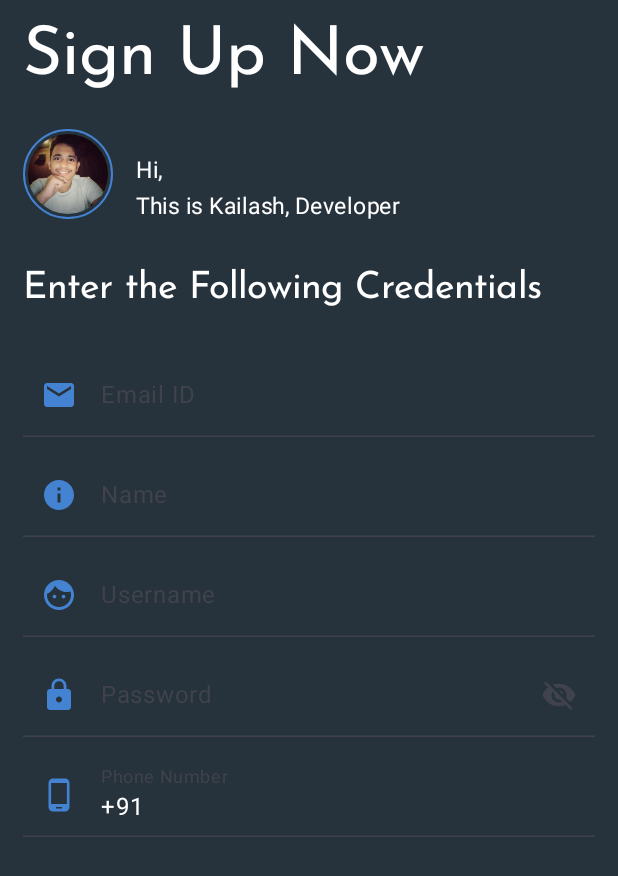
After one commit to thekaailashsharma/RealtimeChatting, an Android app built with Jetpack Compose: the LoginPage screen opened through its navigation route, on a phone screen of 412 x 824 dp. The commit adds this screen. Shown: the top 876 px of the screen. Run offline under Robolectric (Android 15) with nearby library versions, the phone set to English and light mode, and no system bars; our stand-ins replace Dagger/Hilt's generated code; pictures from the network do not load; 1 statement that could not run was skipped.

Commit message:
UI for Sign Up Page
Change in NavController & UI for SignUp Page

```diff
--- a/app/build.gradle
+++ b/app/build.gradle
@@ -91,6 +91,10 @@ dependencies {
     // Official Firebase documentation suggests adding this dependency as well.
     implementation 'com.google.firebase:firebase-analytics-ktx:21.2.0'
 
+    //Material Extended
+    implementation "io.github.vanpra.compose-material-dialogs:core:0.9.0"
+    implementation "androidx.compose.material:material-icons-extended:1.3.1"
+
 
     implementation "org.jetbrains.kotlinx:kotlinx-serialization-json:1.4.1"
 
--- /dev/null
+++ b/app/src/main/java/com/ktor/chat/navigation/NavController.kt
@@ -0,0 +1,22 @@
+package com.ktor.chat.navigation
+
+import androidx.compose.runtime.Composable
+import androidx.navigation.NavController
+import androidx.navigation.compose.NavHost
+import androidx.navigation.compose.composable
+import androidx.navigation.compose.rememberNavController
+import com.ktor.chat.presentation.login.LoginPage
+import com.ktor.chat.presentation.username.ui.OpenScreen
+
+@Composable
+fun NavController() {
+    val navController = rememberNavController()
+    NavHost(navController = navController, startDestination = Screens.FirstScreen.route){
+        composable(Screens.LoginScreen.route){
+            LoginPage()
+        }
+        composable(Screens.FirstScreen.route){
+            OpenScreen(navController = navController)
+        }
+    }
+}
--- /dev/null
+++ b/app/src/main/java/com/ktor/chat/navigation/Screens.kt
@@ -0,0 +1,7 @@
+package com.ktor.chat.navigation
+
+sealed class Screens(val route: String){
+    object FirstScreen: Screens("firstScreen")
+    object LoginScreen: Screens("loginScreen")
+    object SignUpScreen: Screens("signupScreen")
+}
--- /dev/null
+++ b/app/src/main/java/com/ktor/chat/presentation/login/LoginPage.kt
@@ -0,0 +1,231 @@
+package com.ktor.chat.presentation.login
+
+import androidx.compose.foundation.background
+import androidx.compose.foundation.border
+import androidx.compose.foundation.layout.*
+import androidx.compose.foundation.shape.CircleShape
+import androidx.compose.foundation.text.KeyboardActions
+import androidx.compose.foundation.text.KeyboardOptions
+import androidx.compose.material.icons.Icons
+import androidx.compose.material.icons.filled.*
+import androidx.compose.material3.*
+import androidx.compose.runtime.*
+import androidx.compose.runtime.saveable.rememberSaveable
+import androidx.compose.ui.Alignment
+import androidx.compose.ui.Modifier
+import androidx.compose.ui.draw.clip
+import androidx.compose.ui.graphics.Color
+import androidx.compose.ui.graphics.vector.ImageVector
+import androidx.compose.ui.text.Placeholder
+import androidx.compose.ui.text.TextStyle
+import androidx.compose.ui.text.font.FontStyle
+import androidx.compose.ui.text.input.*
+import androidx.compose.ui.unit.dp
+import androidx.compose.ui.unit.sp
+import com.ktor.chat.ui.theme.loginBackground
+import com.ktor.chat.ui.theme.loginTitle
+
+@Composable
+fun LoginPage() {
+    var email by remember {
+        mutableStateOf(TextFieldValue(""))
+    }
+    var name by remember {
+        mutableStateOf(TextFieldValue(""))
+    }
+    var username by remember {
+        mutableStateOf(TextFieldValue(""))
+    }
+    var password by remember {
+        mutableStateOf(TextFieldValue(""))
+    }
+    var phone by remember {
+        mutableStateOf(TextFieldValue("+91"))
+    }
+
+    Box(
+        contentAlignment = Alignment.TopStart,
+        modifier = Modifier
+            .fillMaxSize()
+            .background(loginBackground)
+    ) {
+        Column(modifier = Modifier.fillMaxWidth()) {
+            Text(
+                text = "Sign Up Now",
+                color = Color.White,
+                fontSize = 45.sp,
+                modifier = Modifier
+                    .padding(start = 15.dp, end = 10.dp, top = 15.dp, bottom = 25.dp)
+                    .fillMaxWidth(),
+                fontFamily = loginTitle,
+                style = TextStyle(fontStyle = FontStyle.Normal)
+            )
+            Row(modifier = Modifier
+                .fillMaxWidth()
+                .padding(start = 15.dp)) {
+                    ProfileImage(
+                        imageUrl = com.ktor.chat.R.drawable.pfp,
+                        modifier = Modifier
+                            .size(60.dp)
+                            .border(
+                                width = 1.dp,
+                                color = Color(0xFF4483D1),
+                                shape = CircleShape
+                            )
+                            .padding(3.dp)
+                            .clip(CircleShape)
+                    )
+                    Text(
+                        text = "Hi,\nThis is Kailash, Developer",
+                        color = Color.White,
+                        fontSize = 15.sp,
+                        modifier = Modifier.padding(15.dp)
+                    )
+            }
+            Text(
+                text = "Enter the Following Credentials",
+                color = Color.White,
+                fontSize = 25.sp,
+                modifier = Modifier
+                    .padding(start = 15.dp, end = 10.dp, top = 15.dp, bottom = 25.dp)
+                    .fillMaxWidth(),
+                fontFamily = loginTitle,
+                style = TextStyle(fontStyle = FontStyle.Normal)
+            )
+            TextFieldWithIcons(
+                textValue = "Email ID",
+                placeholder = "Enter Your Email",
+                icon = Icons.Filled.Email,
+                mutableText = email,
+                onValueChanged = {
+                    email = it
+                },
+                keyboardType = KeyboardType.Email,
+                imeAction = ImeAction.Next,
+            )
+            TextFieldWithIcons(
+                textValue = "Name",
+                placeholder = "Enter Your Name",
+                icon = Icons.Filled.Info,
+                mutableText = name,
+                onValueChanged = {
+                    name = it
+                },
+                keyboardType = KeyboardType.Text,
+                imeAction = ImeAction.Next,
+            )
+            TextFieldWithIcons(
+                textValue = "Username",
+                placeholder = "Enter Your Username",
+                icon = Icons.Filled.Face,
+                mutableText = username,
+                onValueChanged = {
+                    username = it
+                },
+                keyboardType = KeyboardType.Text,
+                imeAction = ImeAction.Next,
+            )
+            TextFieldWithIcons(
+                textValue = "Password",
+                placeholder = "Enter Your Password",
+                icon = Icons.Filled.Lock,
+                mutableText = password,
+                onValueChanged = {
+                    password = it
+                },
+                keyboardType = KeyboardType.Password,
+                imeAction = ImeAction.Next,
+            )
+            TextFieldWithIcons(
+                textValue = "Phone Number",
+                placeholder = "Enter Your Number",
+                icon = Icons.Filled.PhoneAndroid,
+                mutableText = phone,
+                onValueChanged = {
+                    phone = it
+                },
+                keyboardType = KeyboardType.Phone,
+                imeAction = ImeAction.Send,
+            )
+
+
+        }
+    }
+}
+@OptIn(ExperimentalMaterial3Api::class)
+@Composable
+fun TextFieldWithIcons(
+    textValue: String,
+    placeholder: String,
+    icon: ImageVector,
+    mutableText: TextFieldValue,
+    keyboardType: KeyboardType,
+    imeAction: ImeAction,
+    onValueChanged: (TextFieldValue) ->Unit
+) {
+    if (keyboardType == KeyboardType.Password){
+        var passwordVisible by rememberSaveable { mutableStateOf(false) }
+        TextField(
+            value = mutableText,
+            leadingIcon = { Icon(
+                imageVector = icon,
+                tint = Color(0xFF4483D1),
+                contentDescription = "Icon"
+            ) },
+            trailingIcon = {
+                val image = if (passwordVisible)
+                    Icons.Filled.Visibility
+                else Icons.Filled.VisibilityOff
+
+                // Please provide localized description for accessibility services
+                val description = if (passwordVisible) "Hide password" else "Show password"
+
+                IconButton(onClick = {passwordVisible = !passwordVisible}){
+                    Icon(imageVector  = image, description)
+                }
+            },
+            visualTransformation = if (passwordVisible) VisualTransformation.None else PasswordVisualTransformation(),
+            onValueChange = onValueChanged,
+            label = { Text(text = textValue) },
+            placeholder = { Text(text = placeholder) },
+            singleLine = true,
+            keyboardOptions = KeyboardOptions(
+                keyboardType = keyboardType,
+                imeAction = imeAction
+            ),
+            modifier = Modifier
+                .padding(start = 15.dp, top = 5.dp, bottom = 5.dp, end = 15.dp)
+                .fillMaxWidth(),
+            colors = TextFieldDefaults.textFieldColors(
+                containerColor = loginBackground,
+                textColor = Color.White
+            ))
+    } else {
+        TextField(
+            value = mutableText,
+            leadingIcon = {
+                Icon(
+                    imageVector = icon,
+                    tint = Color(0xFF4483D1),
+                    contentDescription = "Icon"
+                )
+            },
+            onValueChange = onValueChanged,
+            label = { Text(text = textValue) },
+            placeholder = { Text(text = placeholder) },
+            singleLine = true,
+            keyboardOptions = KeyboardOptions(
+                keyboardType = keyboardType,
+                imeAction = imeAction
+            ),
+            modifier = Modifier
+                .padding(start = 15.dp, top = 5.dp, bottom = 5.dp, end = 15.dp)
+                .fillMaxWidth(),
+            colors = TextFieldDefaults.textFieldColors(
+                containerColor = loginBackground,
+                textColor = Color.White
+            ),
+
+            )
+    }
+}
--- /dev/null
+++ b/app/src/main/java/com/ktor/chat/presentation/login/ProfileImage.kt
@@ -0,0 +1,68 @@
+package com.ktor.chat.presentation.login
+
+import androidx.compose.foundation.background
+import androidx.compose.foundation.clickable
+import androidx.compose.foundation.interaction.MutableInteractionSource
+import androidx.compose.foundation.layout.BoxWithConstraints
+import androidx.compose.material3.Text
+import androidx.compose.runtime.Composable
+import androidx.compose.runtime.remember
+import androidx.compose.ui.Alignment
+import androidx.compose.ui.Modifier
+import androidx.compose.ui.graphics.Color
+import androidx.compose.ui.layout.ContentScale
+import androidx.compose.ui.text.font.FontWeight
+import androidx.compose.ui.unit.min
+import coil.compose.AsyncImage
+import com.ktor.chat.ui.theme.BrightBlue
+import com.ktor.chat.ui.theme.toSp
+
+@Composable
+fun ProfileImage(
+    modifier: Modifier = Modifier,
+    imageUrl: Any? = null,
+    initial: Char? = null,
+    onClick: (() -> Unit)? = null
+) {
+    if (imageUrl != null) {
+        AsyncImage(
+            model = imageUrl,
+            contentDescription = "Display Image",
+            modifier = modifier
+                .then(
+                    onClick?.let {
+                        Modifier.clickable(
+                            interactionSource = remember { MutableInteractionSource() },
+                            indication = null
+                        ) { it.invoke() }
+                    } ?: run {
+                        Modifier
+                    }
+                ),
+            contentScale = ContentScale.Crop
+        )
+    } else {
+        BoxWithConstraints(
+            modifier = modifier
+                .then(
+                    onClick?.let {
+                        Modifier.clickable(
+                            interactionSource = remember { MutableInteractionSource() },
+                            indication = null
+                        ) { it.invoke() }
+                    } ?: run {
+                        Modifier
+                    }
+                )
+                .background(BrightBlue),
+            contentAlignment = Alignment.Center
+        ) {
+            Text(
+                text = initial?.uppercase() ?: "",
+                fontWeight = FontWeight.SemiBold,
+                fontSize = (min(maxWidth, maxHeight) *0.4f).toSp(),
+                color = Color.White
+            )
+        }
+    }
+}
--- a/app/src/main/java/com/ktor/chat/presentation/username/ui/UserNameScreen.kt
+++ b/app/src/main/java/com/ktor/chat/presentation/username/ui/UserNameScreen.kt
@@ -1,74 +1,109 @@
 package com.ktor.chat.presentation.username.ui
 
-import androidx.compose.foundation.layout.*
-import androidx.compose.material3.ExperimentalMaterial3Api
-import androidx.compose.runtime.*
+import androidx.compose.foundation.Image
+import androidx.compose.foundation.background
+import androidx.compose.foundation.layout.Box
+import androidx.compose.foundation.layout.fillMaxSize
+import androidx.compose.foundation.layout.padding
+import androidx.compose.foundation.layout.size
+import androidx.compose.foundation.shape.RoundedCornerShape
+import androidx.compose.material3.Button
+import androidx.compose.material3.ButtonDefaults
+import androidx.compose.material3.Text
+import androidx.compose.runtime.Composable
 import androidx.compose.ui.Alignment
 import androidx.compose.ui.Modifier
+import androidx.compose.ui.graphics.Color
 import androidx.compose.ui.layout.ContentScale
+import androidx.compose.ui.res.painterResource
 import androidx.compose.ui.unit.dp
+import androidx.compose.ui.unit.sp
 import androidx.hilt.navigation.compose.hiltViewModel
+import androidx.navigation.NavController
+import com.ktor.chat.R
+import com.ktor.chat.navigation.Screens
 import com.ktor.chat.presentation.username.UserNameViewModel
-import com.skydoves.landscapist.ImageOptions
-import com.skydoves.landscapist.glide.GlideImage
-import com.skydoves.landscapist.glide.GlideImageState
-import kotlinx.coroutines.flow.collectLatest
+import com.ktor.chat.ui.theme.loginBackground
 
-@OptIn(ExperimentalMaterial3Api::class)
 @Composable
-fun UsernameScreen(
-    viewModel: UserNameViewModel = hiltViewModel(),
-    onNavigate: (String) -> Unit,
+fun OpenScreen(
+    navController: NavController
 ) {
-    LaunchedEffect(key1 = true) {
-        viewModel.joinChat.collectLatest { username ->
-            onNavigate("users/$username")
+
+    Box(modifier = Modifier
+        .background(loginBackground)) {
+        Image(
+            painter = painterResource(id = R.drawable.dna3),
+            contentDescription = "",
+            modifier = Modifier.size(1000.dp),
+            contentScale = ContentScale.Crop
+        )
+        Box(
+            contentAlignment = Alignment.BottomStart,
+            modifier = Modifier
+                .fillMaxSize()
+                .padding(bottom = 15.dp, start = 20.dp)
+        ) {
+            Button(
+                onClick = { navController.navigate(Screens.LoginScreen.route) },
+                colors = ButtonDefaults.buttonColors(loginBackground),
+                shape = RoundedCornerShape(15.dp),
+                elevation = ButtonDefaults.buttonElevation(5.dp)
+            ) {
+                Text(
+                    text = "Get Started",
+                    fontSize = 15.sp,
+                    color = Color.White
+                )
+
+            }
         }
     }
 
-    Box(
-        modifier = Modifier
-            .fillMaxSize()
-            .padding(16.dp),
-        contentAlignment = Alignment.Center
-    ) {
-        GlideImage(
-            imageModel = { "http://192.168.43.75:8081/profile?username=one" }, // loading a network image using an URL.
-            imageOptions = ImageOptions(
-                contentScale = ContentScale.Crop,
-                alignment = Alignment.Center
-            ),
-            onImageStateChanged = {
-                when (it) {
-                    GlideImageState.None -> {
-                        println("Image is None")
-                    }
-                    GlideImageState.Loading -> {
-                        println("Image is Loading")
-                    }
-                    is GlideImageState.Success -> {
-                        println("Image is Successful")
-                    }
-                    is GlideImageState.Failure -> {
-                        println("Image is Failure")
-                    }
-                }
-            }
-        )
-//        Column(
-//            modifier = Modifier.fillMaxWidth(),
-//            verticalArrangement = Arrangement.Center,
-//            horizontalAlignment = Alignment.End
-//        ) {
-//            TextField(
-//                value = viewModel.userName.value,
-//                onValueChange = viewModel::onUserNameChange,
-//                label = { Text("Enter A UserName ") }
-//            )
-//            Spacer(modifier = Modifier.height(8.dp))
-//            Button(onClick = viewModel::onJoinClick) {
-//                Text(text = "Join")
+
+//    Box(
+//        modifier = Modifier
+//            .fillMaxSize()
+//            .padding(16.dp),
+//        contentAlignment = Alignment.Center
+//    ) {
+//        GlideImage(
+//            imageModel = { "http://192.168.43.75:8081/profile?username=one" }, // loading a network image using an URL.
+//            imageOptions = ImageOptions(
+//                contentScale = ContentScale.Crop,
+//                alignment = Alignment.Center
+//            ),
+//            onImageStateChanged = {
+//                when (it) {
+//                    GlideImageState.None -> {
+//                        println("Image is None")
+//                    }
+//                    GlideImageState.Loading -> {
+//                        println("Image is Loading")
+//                    }
+//                    is GlideImageState.Success -> {
+//                        println("Image is Successful")
+//                    }
+//                    is GlideImageState.Failure -> {
+//                        println("Image is Failure")
+//                    }
+//                }
 //            }
-//        }
-    }
+//        )
+////        Column(
+////            modifier = Modifier.fillMaxWidth(),
+////            verticalArrangement = Arrangement.Center,
+////            horizontalAlignment = Alignment.End
+////        ) {
+////            TextField(
+////                value = viewModel.userName.value,
+////                onValueChange = viewModel::onUserNameChange,
+////                label = { Text("Enter A UserName ") }
+////            )
+////            Spacer(modifier = Modifier.height(8.dp))
+////            Button(onClick = viewModel::onJoinClick) {
+////                Text(text = "Join")
+////            }
+////        }
+//    }
 }
--- a/app/src/main/java/com/ktor/chat/ui/theme/Theme.kt
+++ b/app/src/main/java/com/ktor/chat/ui/theme/Theme.kt
@@ -12,8 +12,14 @@ import androidx.compose.runtime.Composable
 import androidx.compose.runtime.SideEffect
 import androidx.compose.ui.graphics.toArgb
 import androidx.compose.ui.platform.LocalContext
+import androidx.compose.ui.platform.LocalDensity
 import androidx.compose.ui.platform.LocalView
+import androidx.compose.ui.unit.Dp
 import androidx.core.view.ViewCompat
+
+
+@Composable
+fun Dp.toSp() = with(LocalDensity.current) { this@toSp.toSp() }
 
 private val DarkColorScheme = darkColorScheme(
     primary = Purple80,
--- a/app/src/main/java/com/ktor/chat/ui/theme/Type.kt
+++ b/app/src/main/java/com/ktor/chat/ui/theme/Type.kt
@@ -2,11 +2,17 @@ package com.ktor.chat.ui.theme
 
 import androidx.compose.material3.Typography
 import androidx.compose.ui.text.TextStyle
+import androidx.compose.ui.text.font.Font
 import androidx.compose.ui.text.font.FontFamily
 import androidx.compose.ui.text.font.FontWeight
 import androidx.compose.ui.unit.sp
+import com.ktor.chat.R
 
 // Set of Material typography styles to start with
+val loginTitle = FontFamily(
+    Font(R.font.josefin)
+)
+
 val Typography = Typography(
     bodyLarge = TextStyle(
         fontFamily = FontFamily.Default,
--- a/build.gradle
+++ b/build.gradle
@@ -8,6 +8,9 @@ buildscript {
         classpath "org.jetbrains.kotlin:kotlin-serialization:1.6.10"
         classpath 'com.google.gms:google-services:4.3.14'
     }
+    repositories {
+        google()
+    }
 }// Top-level build file where you can add configuration options common to all sub-projects/modules.
 plugins {
     id 'com.android.application' version '7.3.1' apply false
```
Also changed, not shown: app/src/main/java/com/ktor/chat/MainActivity.kt (+58 -61 lines), app/src/main/java/com/ktor/chat/ui/theme/Color.kt (+9 -0 lines), app/src/main/res/drawable/dna1.jpg (added), app/src/main/res/drawable/dna2.png (added), app/src/main/res/drawable/dna3.png (added), app/src/main/res/drawable/dna4.png (added), app/src/main/res/drawable/pfp.png (added), app/src/main/res/font/josefin.ttf (added).
